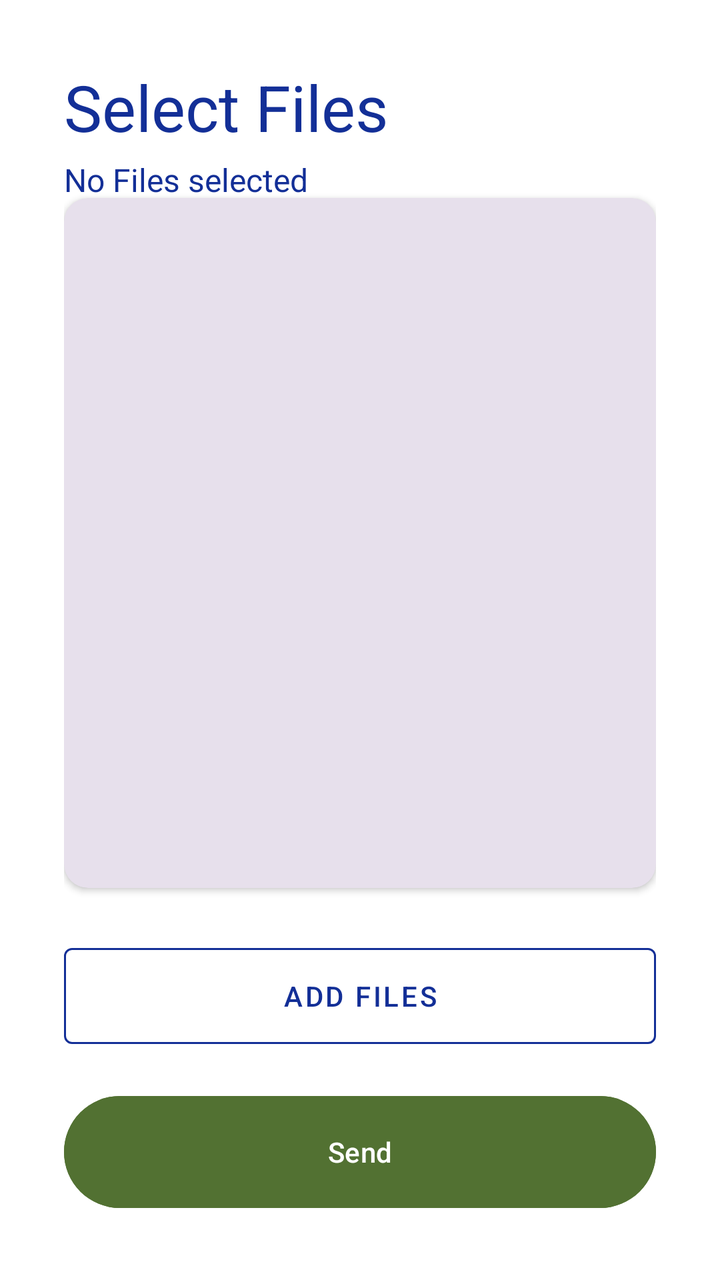
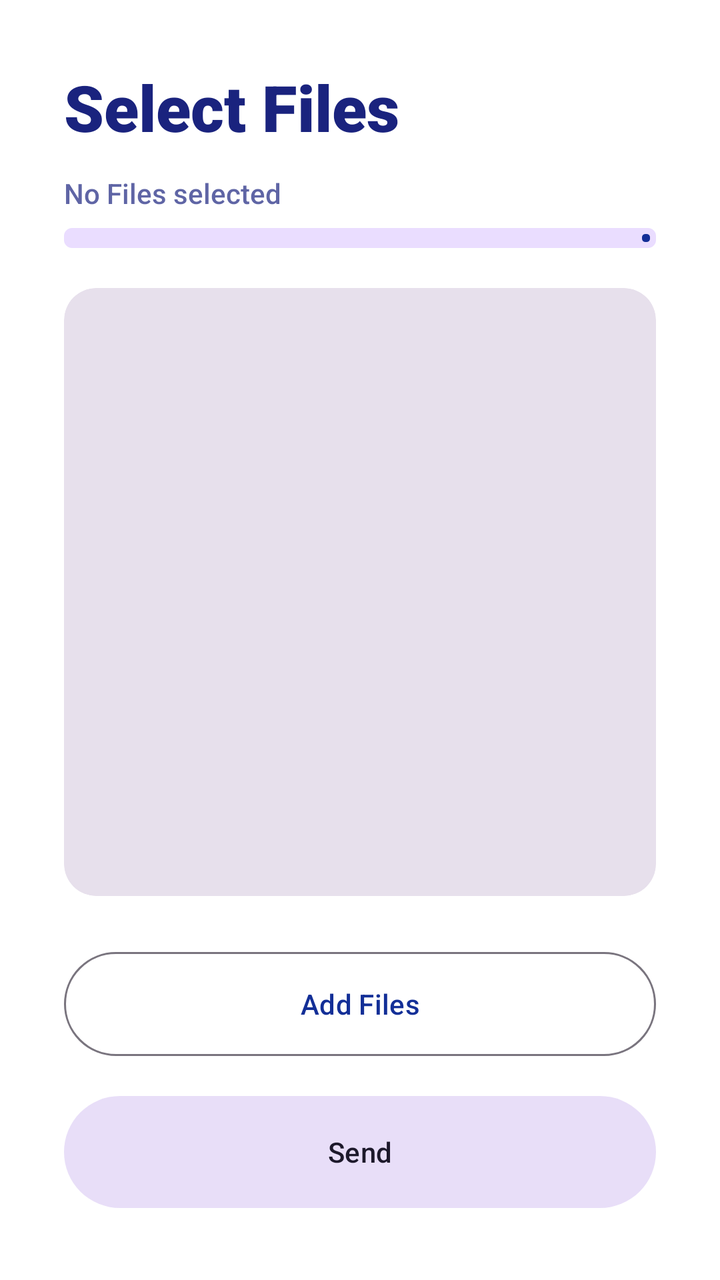

Compare the two renders of this Android layout. The source of the first and the diff that turns it into the second are given below.
<!-- AndroidManifest.xml: application theme Theme.MyApplication -->
<!-- res/layout/activity_send.xml -->
<?xml version="1.0" encoding="utf-8"?>
<androidx.constraintlayout.widget.ConstraintLayout xmlns:android="http://schemas.android.com/apk/res/android"
    xmlns:app="http://schemas.android.com/apk/res-auto"
    android:layout_width="match_parent"
    android:layout_height="match_parent"
    android:background="?attr/colorSurface"
    android:padding="32dp">

    <TextView
        android:id="@+id/title_text"
        android:layout_width="match_parent"
        android:layout_height="wrap_content"
        android:text="Select Files"
        android:textColor="?attr/colorPrimary"
        android:textSize="32sp"
        app:layout_constraintTop_toTopOf="parent" />

    <TextView
        android:id="@+id/file_count_text"
        android:layout_width="0dp"
        android:layout_height="wrap_content"
        android:text="No Files selected"
        android:textColor="?attr/colorPrimary"
        android:textSize="16sp"
        android:layout_marginTop="4dp"
        android:layout_marginBottom="24dp"
        app:layout_constraintEnd_toEndOf="parent"
        app:layout_constraintStart_toStartOf="parent"
        app:layout_constraintTop_toBottomOf="@+id/title_text" />

    <androidx.cardview.widget.CardView
        android:id="@+id/file_list_card"
        android:layout_width="match_parent"
        android:layout_height="0dp"
        android:layout_marginVertical="24dp"
        app:cardBackgroundColor="?attr/colorSurfaceVariant"
        app:cardCornerRadius="12dp"
        app:layout_constraintBottom_toTopOf="@+id/select_files_button"
        app:layout_constraintTop_toBottomOf="@+id/title_text">
        <ScrollView
            android:layout_width="match_parent"
            android:layout_height="match_parent"
            android:padding="16dp">
            <LinearLayout
                android:id="@+id/file_list_container"
                android:layout_width="match_parent"
                android:layout_height="wrap_content"
                android:orientation="vertical" />
        </ScrollView>
    </androidx.cardview.widget.CardView>

    <com.google.android.material.button.MaterialButton
        android:id="@+id/select_files_button"
        style="@style/Widget.MaterialComponents.Button.OutlinedButton"
        android:layout_width="match_parent"
        android:layout_height="60dp"
        android:text="Add Files"
        android:textColor="?attr/colorPrimary"
        app:strokeColor="?attr/colorPrimary"
        app:layout_constraintBottom_toTopOf="@+id/send_button"
        android:layout_marginBottom="16dp"/>

    <com.google.android.material.button.MaterialButton
        android:id="@+id/send_button"
        android:layout_width="match_parent"
        android:layout_height="64dp"
        android:text="Send"
        android:backgroundTint="?attr/colorSecondary"
        app:layout_constraintBottom_toBottomOf="parent" />

</androidx.constraintlayout.widget.ConstraintLayout>
<!-- resources referenced by this layout -->
<resources>
  <style name="Theme.MyApplication" parent="Base.Theme.MyApplication" />
  <style name="Base.Theme.MyApplication" parent="Theme.Material3.DayNight.NoActionBar">
          <item name="colorPrimary">#132F97</item>
          <item name="colorOnPrimary">@color/white</item>
          <item name="colorSurface">@color/white</item>
          <item name="colorOnSurface">#1A237E</item>
          <item name="colorSecondary">#527132</item>
          <item name="android:statusBarColor">?attr/colorSurface</item>
          <item name="android:windowLightStatusBar">true</item>
          <item name="android:navigationBarColor">?attr/colorSurface</item>
      </style>
  <color name="white">#FFFFFFFF</color>
</resources>

<!-- the commit's change to res/layout/activity_send.xml (unified diff, before → after) -->
@@ -10,8 +10,9 @@
         android:id="@+id/title_text"
         android:layout_width="match_parent"
         android:layout_height="wrap_content"
+        android:fontFamily="sans-serif-black"
         android:text="Select Files"
-        android:textColor="?attr/colorPrimary"
+        android:textColor="?attr/colorOnSurface"
         android:textSize="32sp"
         app:layout_constraintTop_toTopOf="parent" />
 
@@ -19,28 +20,59 @@
         android:id="@+id/file_count_text"
         android:layout_width="0dp"
         android:layout_height="wrap_content"
+        android:layout_marginTop="12dp"
+        android:alpha="0.7"
         android:text="No Files selected"
-        android:textColor="?attr/colorPrimary"
-        android:textSize="16sp"
-        android:layout_marginTop="4dp"
-        android:layout_marginBottom="24dp"
-        app:layout_constraintEnd_toEndOf="parent"
+        android:textColor="?attr/colorOnSurface"
+        android:textSize="14sp"
+        android:fontFamily="sans-serif-medium"
+        app:layout_constraintEnd_toStartOf="@+id/progress_percent"
         app:layout_constraintStart_toStartOf="parent"
         app:layout_constraintTop_toBottomOf="@+id/title_text" />
+
+    <TextView
+        android:id="@+id/progress_percent"
+        android:layout_width="wrap_content"
+        android:layout_height="wrap_content"
+        android:text="10%"
+        android:textColor="?attr/colorPrimary"
+        android:textSize="14sp"
+        android:textStyle="bold"
+        android:fontFamily="sans-serif-medium"
+        android:visibility="invisible"
+        app:layout_constraintBottom_toBottomOf="@+id/file_count_text"
+        app:layout_constraintEnd_toEndOf="parent"
+        app:layout_constraintTop_toTopOf="@+id/file_count_text" />
+
+    <com.google.android.material.progressindicator.LinearProgressIndicator
+        android:id="@+id/upload_progress"
+        android:layout_width="match_parent"
+        android:layout_height="wrap_content"
+        android:layout_marginTop="8dp"
+        android:visibility="visible"
+        app:indicatorColor="?attr/colorPrimary"
+        app:trackColor="?attr/colorPrimaryContainer"
+        app:trackCornerRadius="4dp"
+        app:trackThickness="10dp"
+        app:layout_constraintTop_toBottomOf="@+id/file_count_text" />
 
     <androidx.cardview.widget.CardView
         android:id="@+id/file_list_card"
         android:layout_width="match_parent"
         android:layout_height="0dp"
-        android:layout_marginVertical="24dp"
+        android:layout_marginTop="20dp"
+        android:layout_marginBottom="24dp"
         app:cardBackgroundColor="?attr/colorSurfaceVariant"
-        app:cardCornerRadius="12dp"
+        app:cardCornerRadius="16dp"
+        app:cardElevation="0dp"
         app:layout_constraintBottom_toTopOf="@+id/select_files_button"
-        app:layout_constraintTop_toBottomOf="@+id/title_text">
+        app:layout_constraintTop_toBottomOf="@+id/upload_progress">
+
         <ScrollView
             android:layout_width="match_parent"
             android:layout_height="match_parent"
-            android:padding="16dp">
+            android:padding="12dp">
+
             <LinearLayout
                 android:id="@+id/file_list_container"
                 android:layout_width="match_parent"
@@ -51,21 +83,19 @@
 
     <com.google.android.material.button.MaterialButton
         android:id="@+id/select_files_button"
-        style="@style/Widget.MaterialComponents.Button.OutlinedButton"
+        style="@style/Widget.Material3.Button.OutlinedButton"
         android:layout_width="match_parent"
         android:layout_height="60dp"
+        android:layout_marginBottom="12dp"
         android:text="Add Files"
-        android:textColor="?attr/colorPrimary"
-        app:strokeColor="?attr/colorPrimary"
-        app:layout_constraintBottom_toTopOf="@+id/send_button"
-        android:layout_marginBottom="16dp"/>
+        app:layout_constraintBottom_toTopOf="@+id/send_button" />
 
     <com.google.android.material.button.MaterialButton
         android:id="@+id/send_button"
+        style="@style/Widget.Material3.Button.TonalButton"
         android:layout_width="match_parent"
         android:layout_height="64dp"
         android:text="Send"
-        android:backgroundTint="?attr/colorSecondary"
         app:layout_constraintBottom_toBottomOf="parent" />
 
 </androidx.constraintlayout.widget.ConstraintLayout>
